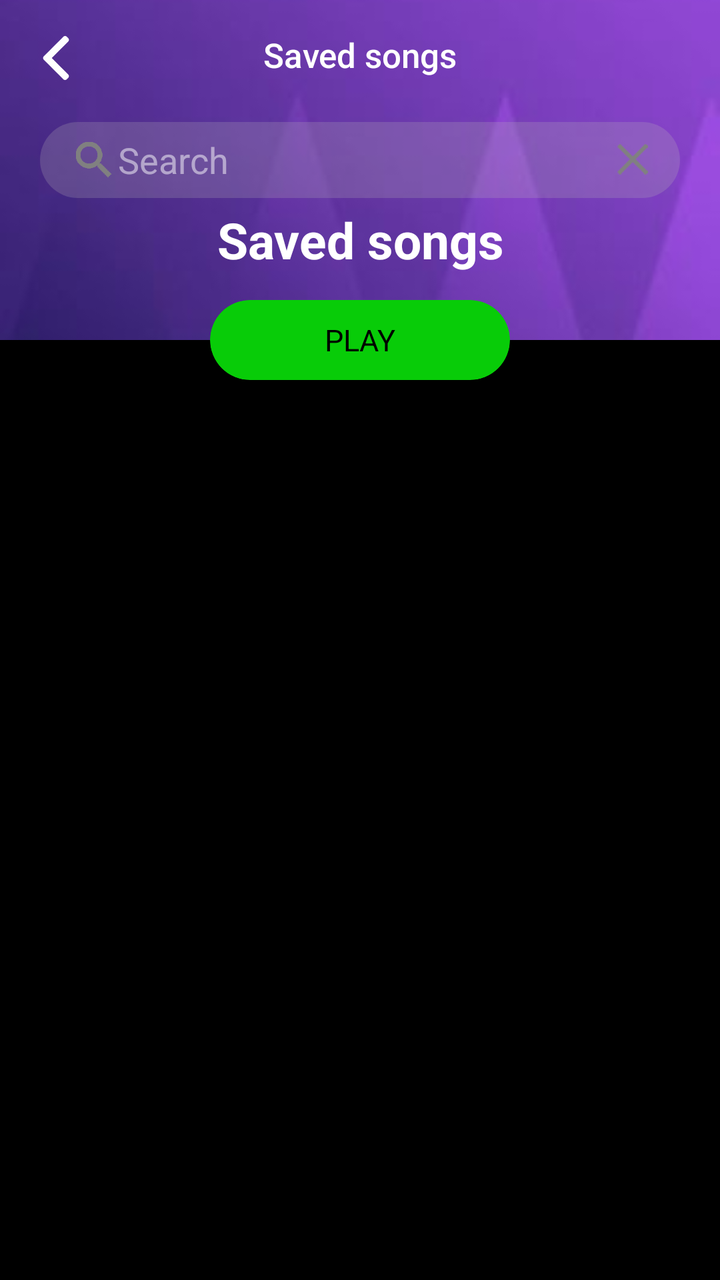
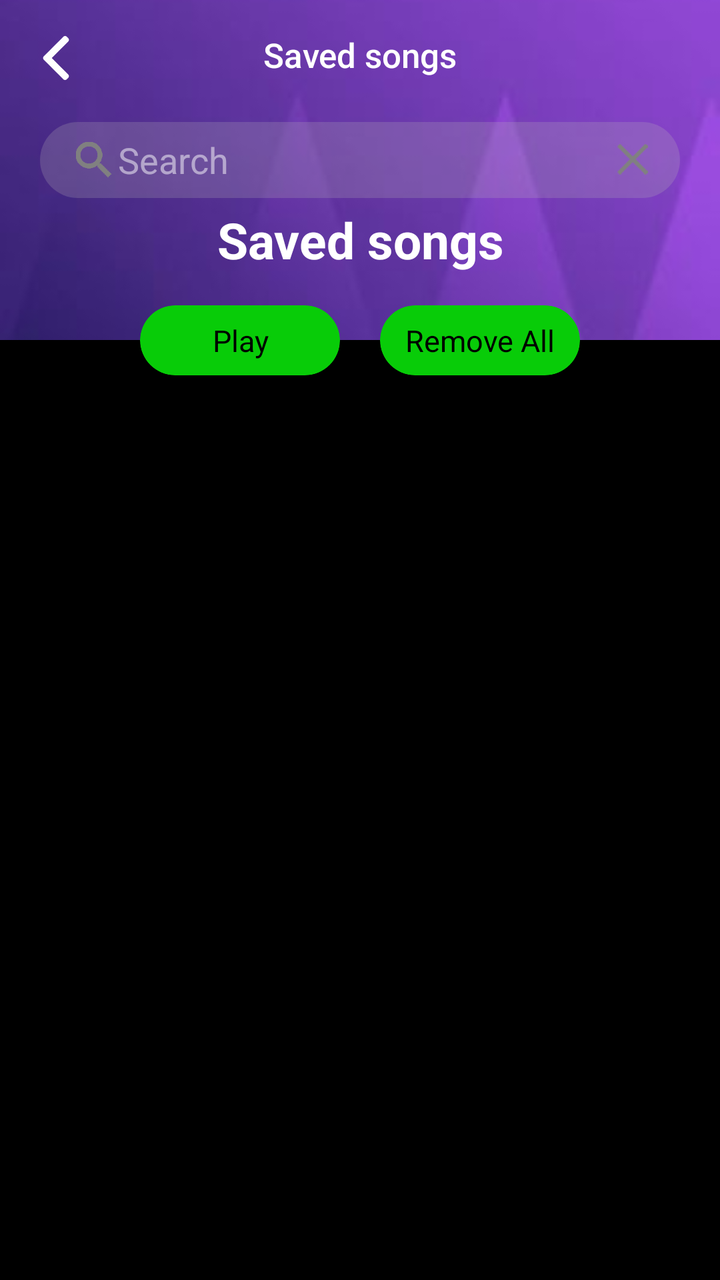

An Android layout rendered at two revisions. The XML below is the earlier revision; the diff shows what the commit changed to produce the second picture.
<!-- AndroidManifest.xml: application theme Theme.Hudba -->
<!-- res/layout/fragment_saved_song.xml -->
<?xml version="1.0" encoding="utf-8"?>
<androidx.coordinatorlayout.widget.CoordinatorLayout xmlns:android="http://schemas.android.com/apk/res/android"
    xmlns:app="http://schemas.android.com/apk/res-auto"
    android:id="@+id/coordinatorLayout"
    android:layout_width="match_parent"
    android:background="@color/black_color"
    android:layout_height="match_parent">
    <com.google.android.material.appbar.AppBarLayout
        android:id="@+id/app_bar"
        android:layout_width="match_parent"
        android:layout_height="170dp"
        android:fitsSystemWindows="true"
        android:theme="@style/AppTheme.AppBarOverlay">
        <com.google.android.material.appbar.CollapsingToolbarLayout
            android:id="@+id/toolbar_layout"
            android:layout_width="match_parent"
            android:layout_height="match_parent"
            app:contentScrim="?attr/colorPrimary"
            app:statusBarScrim="@android:color/transparent"
            android:fitsSystemWindows="true"
            app:layout_scrollFlags="scroll|exitUntilCollapsed|snap">

            
            <ImageView
                android:id="@+id/imageview"
                android:layout_width="match_parent"
                android:layout_height="match_parent"
                android:scaleType="centerCrop"
                android:src="@drawable/aaa"
                android:foreground="@drawable/bg_transparent_detail"
                app:layout_collapseMode="parallax"
                app:layout_collapseParallaxMultiplier="0.7"
                android:fitsSystemWindows="true"/>

            
            <LinearLayout
                android:id="@+id/li_content"
                android:layout_width="match_parent"
                android:layout_height="match_parent"
                android:layout_gravity="center"
                android:gravity="center"
                app:layout_collapseMode="parallax"
                app:layout_collapseParallaxMultiplier="0.7"
                android:fitsSystemWindows="true"
                android:orientation="vertical"
                android:visibility="visible">

                <RelativeLayout
                    android:layout_width="match_parent"
                    android:layout_height="wrap_content"
                    android:layout_alignParentBottom="true"
                    android:layout_marginTop="@dimen/margin_80"
                    android:layout_marginStart="@dimen/margin_20"
                    android:layout_marginEnd="@dimen/margin_20"
                    android:layout_marginBottom="@dimen/margin_10">
                    <TextView
                        android:id="@+id/content_title"
                        android:layout_width="wrap_content"
                        android:layout_height="wrap_content"
                        android:maxWidth="300dp"
                        android:layout_centerInParent="true"
                        android:gravity="center"
                        android:textColor="@color/white_color"
                        android:textSize="@dimen/text_25"
                        android:textStyle="bold"
                        android:text="@string/saved_song"/>
                    <ImageView
                        android:layout_width="@dimen/margin_35"
                        android:layout_height="@dimen/margin_35"
                        android:src="@drawable/favorite_heart"
                        android:padding="@dimen/margin_3"
                        app:tint="@color/green_dark"
                        android:visibility="gone"
                        android:layout_marginLeft="@dimen/margin_3"
                        android:layout_alignParentEnd="true"
                        android:layout_centerVertical="true"/>
                </RelativeLayout>
            </LinearLayout>
            <androidx.appcompat.widget.Toolbar
                android:id="@+id/toolbar"
                android:layout_width="match_parent"
                android:layout_height="100dp"
                app:contentInsetLeft="0dp"
                app:contentInsetStart="0dp"
                app:layout_collapseMode="pin"
                android:gravity="center"
                app:popupTheme="@style/ThemeOverlay.AppCompat.Light" >

                
                <LinearLayout
                    android:layout_width="match_parent"
                    android:layout_height="wrap_content"
                    android:gravity="center"
                    android:orientation="vertical">

                    <RelativeLayout
                        android:layout_width="match_parent"
                        android:layout_height="wrap_content"
                        android:gravity="top"
                        android:background="@color/transparent_color">
                        <TextView
                            android:id="@+id/toolbar_title"
                            style="@style/TextAppearance.AppCompat.Widget.ActionBar.Title"
                            android:layout_width="match_parent"
                            android:layout_height="wrap_content"
                            android:ellipsize="end"
                            android:paddingLeft="@dimen/margin_50"
                            android:paddingRight="@dimen/margin_50"
                            android:layout_marginTop="@dimen/margin_15"
                            android:textSize="@dimen/text_17"
                            android:maxLines="1"
                            android:text="@string/saved_song"
                            android:textAlignment="center" />
                        <LinearLayout
                            android:id="@+id/title_layout"
                            android:layout_width="match_parent"
                            android:gravity="top"
                            android:layout_height="wrap_content">

                            <ImageView
                                android:id="@+id/back_btn"
                                android:layout_width="?attr/actionBarSize"
                                android:layout_height="?attr/actionBarSize"
                                android:padding="@dimen/padding_17"
                                android:src="@drawable/ic_back_white" />
                        </LinearLayout>
                        <RelativeLayout
                            android:id="@+id/li_search"
                            android:layout_width="match_parent"
                            android:layout_height="wrap_content"
                            android:layout_alignParentTop="true"
                            android:layout_marginTop="@dimen/margin_60"
                            android:layout_marginStart="@dimen/margin_20"
                            android:layout_marginEnd="@dimen/margin_20"
                            android:background="@drawable/bk_search_bar">

                            <EditText
                                android:id="@+id/search_txt"
                                android:layout_width="match_parent"
                                android:layout_centerInParent="true"
                                android:layout_centerVertical="true"
                                android:layout_height="38dp"
                                android:maxLines="1"
                                android:inputType="text"
                                android:singleLine="true"
                                android:background="@android:color/transparent"
                                android:paddingLeft="@dimen/margin_15"
                                android:paddingRight="@dimen/padding_15"
                                android:drawableEnd="@drawable/ic_close"
                                android:hint="Search"
                                android:paddingStart="@dimen/padding_15"
                                android:imeOptions="actionSearch"
                                android:imeActionId="666"
                                android:drawableStart="@drawable/search_dialog_ic_search"/>
                        </RelativeLayout>

                        <androidx.cardview.widget.CardView
                            android:id="@+id/toolbar_shuffle"
                            android:layout_width="150dp"
                            android:layout_height="@dimen/margin_40"
                            android:layout_centerHorizontal="true"
                            android:layout_marginTop="@dimen/margin_50"
                            android:background="@drawable/bk_login_button_white"
                            android:visibility="invisible"
                            app:cardBackgroundColor="@color/green_dark"
                            app:cardCornerRadius="@dimen/margin_20"
                            app:cardElevation="0dp">

                            <LinearLayout
                                android:layout_width="match_parent"
                                android:layout_height="match_parent"
                                android:layout_gravity="center"
                                android:gravity="center">

                                <TextView
                                    android:layout_width="match_parent"
                                    android:layout_height="match_parent"
                                    android:gravity="center"
                                    android:text="@string/play"
                                    android:textAllCaps="true"
                                    android:textColor="@color/black_color"
                                    android:textSize="@dimen/text_15" />
                            </LinearLayout>

                        </androidx.cardview.widget.CardView>
                    </RelativeLayout>

                </LinearLayout>

            </androidx.appcompat.widget.Toolbar>

        </com.google.android.material.appbar.CollapsingToolbarLayout>
    </com.google.android.material.appbar.AppBarLayout>
    <androidx.core.widget.NestedScrollView
        android:layout_width="match_parent"
        android:layout_height="match_parent"
        android:paddingTop="@dimen/margin_30"
        app:layout_behavior="@string/appbar_scrolling_view_behavior">
        <androidx.recyclerview.widget.RecyclerView
            android:id="@+id/rv_library"
            android:layout_width="match_parent"
            android:layout_height="match_parent"/>

    </androidx.core.widget.NestedScrollView>
    <androidx.cardview.widget.CardView
        android:id="@+id/main_shuffle"
        android:layout_width="150dp"
        android:layout_height="@dimen/margin_40"
        app:layout_anchor="@id/app_bar"
        app:layout_anchorGravity="center|bottom"
        app:cardBackgroundColor="@color/green_dark"
        app:cardCornerRadius="@dimen/margin_20"
        app:cardElevation="0dp">
        <LinearLayout
            android:layout_width="match_parent"
            android:layout_height="match_parent"
            android:gravity="center">
            <TextView
                android:layout_width="match_parent"
                android:layout_height="match_parent"
                android:text="@string/play"
                android:gravity="center"
                android:textAllCaps="true"
                android:textColor="@color/black_color"
                android:textSize="@dimen/text_15"/>
        </LinearLayout>

    </androidx.cardview.widget.CardView>

</androidx.coordinatorlayout.widget.CoordinatorLayout>
<!-- resources referenced by this layout -->
<resources>
  <color name="black_color">#FF000000</color>
  <color name="green_dark">#08cc08</color>
  <color name="transparent_color">#00FFFFFF</color>
  <color name="white_color">#FFFFFFFF</color>
  <dimen name="margin_10">10dp</dimen>
  <dimen name="margin_15">15dp</dimen>
  <dimen name="margin_20">20dp</dimen>
  <dimen name="margin_3">3dp</dimen>
  <dimen name="margin_30">30dp</dimen>
  <dimen name="margin_35">35dp</dimen>
  <dimen name="margin_40">40dp</dimen>
  <dimen name="margin_50">50dp</dimen>
  <dimen name="margin_60">60dp</dimen>
  <dimen name="margin_80">80dp</dimen>
  <dimen name="padding_15">15dp</dimen>
  <dimen name="padding_17">17dp</dimen>
  <dimen name="text_15">15sp</dimen>
  <dimen name="text_17">17sp</dimen>
  <dimen name="text_25">25sp</dimen>
  <!-- drawable aaa: jpg bitmap (drawable-xxxhdpi, 3185 bytes) -->
  <!-- drawable bg_transparent_detail (drawable) -->
  <?xml version="1.0" encoding="utf-8"?>
  <shape xmlns:android="http://schemas.android.com/apk/res/android">
      <gradient
          android:startColor="#00FFFFFF"
          android:endColor="#000000"
          android:angle="270"
          android:type="linear" />
  </shape>
  <!-- drawable bk_login_button_white (drawable) -->
  <?xml version="1.0" encoding="utf-8"?>
  <shape xmlns:android="http://schemas.android.com/apk/res/android"
      android:shape="rectangle">
      <solid android:color="@color/white_color" />
      <corners android:radius="24dp" />
      <stroke android:width="1dp" android:color="@color/white_color"/>
  </shape>
  <!-- drawable bk_search_bar (drawable) -->
  <?xml version="1.0" encoding="utf-8"?>
  <shape xmlns:android="http://schemas.android.com/apk/res/android"
      android:shape="rectangle">
      <solid android:color="@color/grey_search" />
      <corners android:radius="24dp" />
  </shape>
  <!-- drawable favorite_heart: png bitmap (drawable-xxxhdpi, 18655 bytes) -->
  <!-- drawable ic_back_white: png bitmap (drawable-xxxhdpi, 932 bytes) -->
  <!-- drawable ic_close: png bitmap (drawable-xxxhdpi, 3113 bytes) -->
  <!-- drawable search_dialog_ic_search: png bitmap (drawable-xxxhdpi, 3215 bytes) -->
  <string name="play">Play</string>
  <string name="saved_song">Saved songs</string>
  <style name="AppTheme.AppBarOverlay" parent="ThemeOverlay.AppCompat.Dark.ActionBar" />
  <style name="Theme.Hudba" parent="Theme.AppCompat.DayNight.NoActionBar">
          
          <item name="colorPrimary">@color/black_color</item>
          <item name="colorPrimaryVariant">@color/black_color</item>
          <item name="colorOnPrimary">@color/white_color</item>
          
          <item name="android:statusBarColor" tools:targetApi="l">?attr/colorPrimaryVariant</item>
          <item name="android:autofilledHighlight" tools:ignore="NewApi">@color/transparent_color</item>
          
      </style>
  <color name="grey_search">#39BCB7B7</color>
</resources>

<!-- the commit's change to res/layout/fragment_saved_song.xml (unified diff, before → after) -->
@@ -154,35 +154,72 @@
                                 android:drawableStart="@drawable/search_dialog_ic_search"/>
                         </RelativeLayout>
 
-                        <androidx.cardview.widget.CardView
-                            android:id="@+id/toolbar_shuffle"
-                            android:layout_width="150dp"
-                            android:layout_height="@dimen/margin_40"
-                            android:layout_centerHorizontal="true"
+                        <LinearLayout
+                            android:id="@+id/li_toolbar"
+                            android:layout_width="match_parent"
+                            android:layout_height="wrap_content"
+                            android:gravity="center"
                             android:layout_marginTop="@dimen/margin_50"
-                            android:background="@drawable/bk_login_button_white"
                             android:visibility="invisible"
-                            app:cardBackgroundColor="@color/green_dark"
-                            app:cardCornerRadius="@dimen/margin_20"
-                            app:cardElevation="0dp">
-
-                            <LinearLayout
-                                android:layout_width="match_parent"
-                                android:layout_height="match_parent"
-                                android:layout_gravity="center"
-                                android:gravity="center">
-
-                                <TextView
+                            android:foregroundGravity="center"
+                            android:orientation="horizontal">
+                            <androidx.cardview.widget.CardView
+                                android:id="@+id/toolbar_shuffle"
+                                android:layout_width="100dp"
+                                android:layout_height="@dimen/margin_35"
+                                android:layout_centerHorizontal="true"
+                                android:background="@drawable/bk_login_button_white"
+                                app:cardBackgroundColor="@color/green_dark"
+                                app:cardCornerRadius="@dimen/margin_20"
+                                app:cardElevation="0dp">
+
+                                <LinearLayout
                                     android:layout_width="match_parent"
                                     android:layout_height="match_parent"
-                                    android:gravity="center"
-                                    android:text="@string/play"
-                                    android:textAllCaps="true"
-                                    android:textColor="@color/black_color"
-                                    android:textSize="@dimen/text_15" />
-                            </LinearLayout>
-
-                        </androidx.cardview.widget.CardView>
+                                    android:layout_gravity="center"
+                                    android:gravity="center">
+
+                                    <TextView
+                                        android:layout_width="match_parent"
+                                        android:layout_height="match_parent"
+                                        android:gravity="center"
+                                        android:text="@string/play"
+                                        android:textAllCaps="false"
+                                        android:textColor="@color/black_color"
+                                        android:textSize="@dimen/text_15" />
+                                </LinearLayout>
+
+                            </androidx.cardview.widget.CardView>
+                            <androidx.cardview.widget.CardView
+                                android:id="@+id/toolbar_remove"
+                                android:layout_width="100dp"
+                                android:layout_height="@dimen/margin_35"
+                                android:layout_centerHorizontal="true"
+                                android:layout_marginLeft="@dimen/padding_20"
+                                android:background="@drawable/bk_login_button_white"
+                                app:cardBackgroundColor="@color/green_dark"
+                                app:cardCornerRadius="@dimen/margin_20"
+                                app:cardElevation="0dp">
+
+                                <LinearLayout
+                                    android:layout_width="match_parent"
+                                    android:layout_height="match_parent"
+                                    android:layout_gravity="center"
+                                    android:gravity="center">
+
+                                    <TextView
+                                        android:layout_width="match_parent"
+                                        android:layout_height="match_parent"
+                                        android:gravity="center"
+                                        android:text="@string/remove_all"
+                                        android:textAllCaps="false"
+                                        android:textColor="@color/black_color"
+                                        android:textSize="@dimen/text_15" />
+                                </LinearLayout>
+
+                            </androidx.cardview.widget.CardView>
+                        </LinearLayout>
+
                     </RelativeLayout>
 
                 </LinearLayout>
@@ -202,29 +239,63 @@
             android:layout_height="match_parent"/>
 
     </androidx.core.widget.NestedScrollView>
-    <androidx.cardview.widget.CardView
-        android:id="@+id/main_shuffle"
-        android:layout_width="150dp"
-        android:layout_height="@dimen/margin_40"
+    <LinearLayout
+        android:id="@+id/li_mainbar"
+        android:layout_width="match_parent"
+        android:layout_height="wrap_content"
+        android:orientation="horizontal"
+        app:layout_anchorGravity="center|bottom"
+        android:layout_gravity="center"
+        android:gravity="center"
         app:layout_anchor="@id/app_bar"
-        app:layout_anchorGravity="center|bottom"
-        app:cardBackgroundColor="@color/green_dark"
-        app:cardCornerRadius="@dimen/margin_20"
-        app:cardElevation="0dp">
-        <LinearLayout
-            android:layout_width="match_parent"
-            android:layout_height="match_parent"
-            android:gravity="center">
-            <TextView
+        >
+        <androidx.cardview.widget.CardView
+            android:id="@+id/main_shuffle"
+            android:layout_width="100dp"
+            android:layout_height="@dimen/margin_35"
+            app:cardBackgroundColor="@color/green_dark"
+            app:cardCornerRadius="@dimen/margin_20"
+            app:cardElevation="0dp">
+            <LinearLayout
                 android:layout_width="match_parent"
                 android:layout_height="match_parent"
-                android:text="@string/play"
-                android:gravity="center"
-                android:textAllCaps="true"
-                android:textColor="@color/black_color"
-                android:textSize="@dimen/text_15"/>
-        </LinearLayout>
-
-    </androidx.cardview.widget.CardView>
+                android:gravity="center">
+                <TextView
+                    android:layout_width="match_parent"
+                    android:layout_height="match_parent"
+                    android:text="@string/play"
+                    android:gravity="center"
+                    android:textAllCaps="false"
+                    android:textColor="@color/black_color"
+                    android:textSize="@dimen/text_15"/>
+            </LinearLayout>
+
+        </androidx.cardview.widget.CardView>
+        <androidx.cardview.widget.CardView
+            android:id="@+id/main_remove"
+            android:layout_width="100dp"
+            android:layout_height="@dimen/margin_35"
+            app:layout_anchor="@id/app_bar"
+            app:cardBackgroundColor="@color/green_dark"
+            app:cardCornerRadius="@dimen/margin_20"
+            android:layout_marginLeft="@dimen/padding_20"
+            app:cardElevation="0dp">
+            <LinearLayout
+                android:layout_width="match_parent"
+                android:layout_height="match_parent"
+                android:gravity="center">
+                <TextView
+                    android:layout_width="match_parent"
+                    android:layout_height="match_parent"
+                    android:text="@string/remove_all"
+                    android:gravity="center"
+                    android:textAllCaps="false"
+                    android:textColor="@color/black_color"
+                    android:textSize="@dimen/text_15"/>
+            </LinearLayout>
+
+        </androidx.cardview.widget.CardView>
+    </LinearLayout>
+
 
 </androidx.coordinatorlayout.widget.CoordinatorLayout>
<!-- resource entries referenced after the edit -->
@@ -10,12 +10,12 @@
   <dimen name="margin_3">3dp</dimen>
   <dimen name="margin_30">30dp</dimen>
   <dimen name="margin_35">35dp</dimen>
-  <dimen name="margin_40">40dp</dimen>
   <dimen name="margin_50">50dp</dimen>
   <dimen name="margin_60">60dp</dimen>
   <dimen name="margin_80">80dp</dimen>
   <dimen name="padding_15">15dp</dimen>
   <dimen name="padding_17">17dp</dimen>
+  <dimen name="padding_20">20dp</dimen>
   <dimen name="text_15">15sp</dimen>
   <dimen name="text_17">17sp</dimen>
   <dimen name="text_25">25sp</dimen>
@@ -49,6 +49,7 @@
   <!-- drawable ic_close: png bitmap (drawable-xxxhdpi, 3113 bytes) -->
   <!-- drawable search_dialog_ic_search: png bitmap (drawable-xxxhdpi, 3215 bytes) -->
   <string name="play">Play</string>
+  <string name="remove_all">Remove All</string>
   <string name="saved_song">Saved songs</string>
   <style name="AppTheme.AppBarOverlay" parent="ThemeOverlay.AppCompat.Dark.ActionBar" />
   <style name="Theme.Hudba" parent="Theme.AppCompat.DayNight.NoActionBar">
